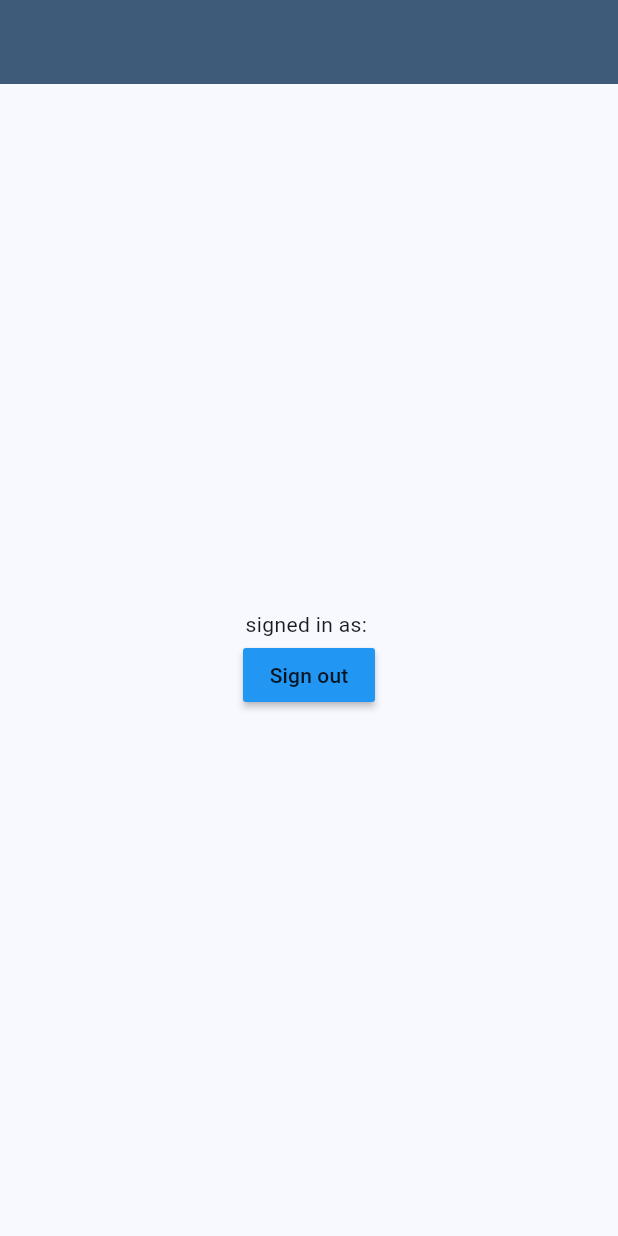
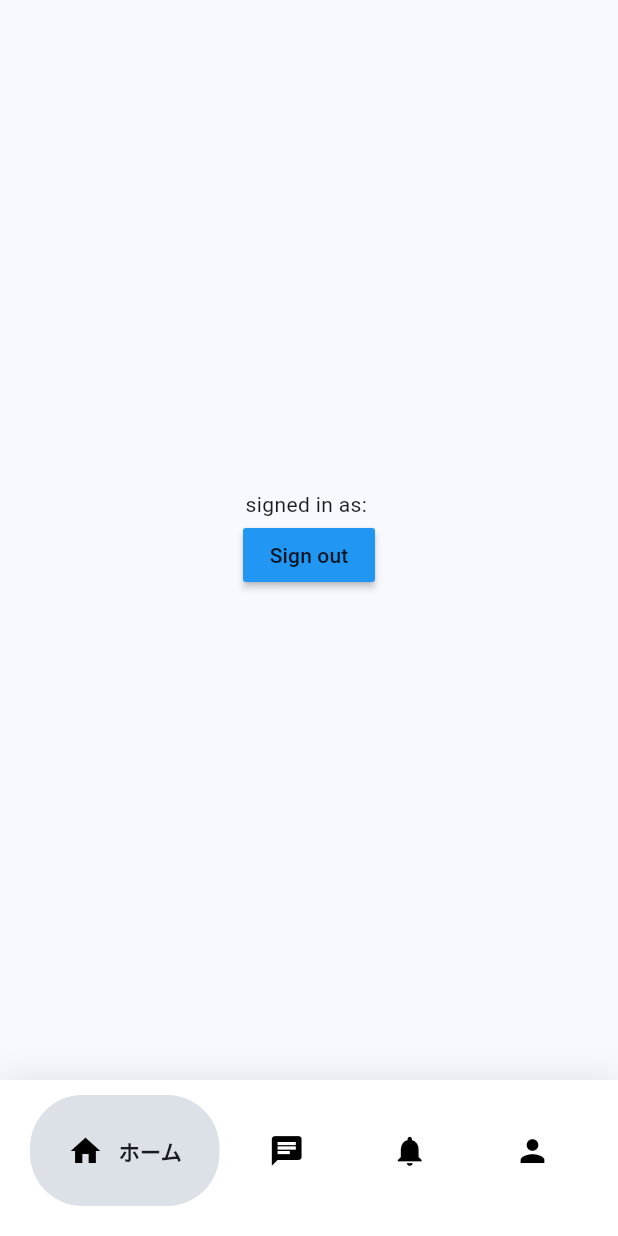
Before and after one commit to KTT-Projects/shine_portal, a Flutter app: the screen it shows once a user with an empty profile is signed in, on a phone screen of 412 x 824 dp. Run offline on Flutter 3.47's test engine with Material 3 defaults, Android fonts, the phone set to English and light mode, and no system bars; drawn by our look-alikes of google_nav_bar; our stand-ins replace firebase_auth, firebase_core, google_fonts, loading_animation_widget; accounts and stored records are empty.

Commit message:
Just a backup for the homepage work I've done

```diff
--- a/lib/pages/home_page.dart
+++ b/lib/pages/home_page.dart
@@ -1,5 +1,6 @@
 import 'package:flutter/material.dart';
 import 'package:firebase_auth/firebase_auth.dart';
+import 'package:google_nav_bar/google_nav_bar.dart';
 
 class HomePage extends StatefulWidget {
   const HomePage({super.key});
@@ -15,9 +16,6 @@ class _HomePageState extends State<HomePage> {
     String userId = user.email!.replaceAll('@shine.com', '');
 
     return Scaffold(
-      appBar: AppBar(
-        backgroundColor: const Color(0xFF3E5C79),
-      ),
       body: Center(
         child: Column(
           mainAxisAlignment: MainAxisAlignment.center,
@@ -33,6 +31,42 @@ class _HomePageState extends State<HomePage> {
           ],
         ),
       ),
+      bottomNavigationBar: Container(
+        decoration: BoxDecoration(color: Colors.white, boxShadow: [
+          BoxShadow(blurRadius: 20, color: Colors.black.withOpacity(.1))
+        ]),
+        child: Padding(
+          padding:
+              const EdgeInsets.only(bottom: 20, top: 10, left: 20, right: 20),
+          child: GNav(
+            haptic: true,
+            tabBorderRadius: 35,
+            tabBackgroundColor: const Color(0x2F3E5C79),
+            duration: const Duration(milliseconds: 300),
+            gap: 10,
+            tabs: [
+              const GButton(
+                icon: Icons.home,
+                text: 'ホーム',
+              ),
+              const GButton(
+                icon: Icons.chat,
+                text: 'チャット',
+              ),
+              const GButton(
+                icon: Icons.notifications,
+                text: '通知',
+              ),
+              GButton(
+                icon: Icons.person,
+                text: userId,
+              ),
+            ],
+            selectedIndex: 0,
+            onTabChange: (index) {},
+          ),
+        ),
+      ),
     );
   }
 }
--- a/pubspec.yaml
+++ b/pubspec.yaml
@@ -39,6 +39,8 @@ dependencies:
   google_fonts: ^6.2.0
   firebase_core: ^2.25.5
   loading_animation_widget: ^1.2.0+4
+  google_nav_bar: ^5.0.6
+  animations: ^2.0.11
 
 
 dev_dependencies:
```
Also changed, not shown: lib/pages/account_page.dart (added, +17 -0 lines), lib/pages/calendar_page.dart (added, +17 -0 lines), lib/pages/chat_page.dart (added, +17 -0 lines), lib/pages/notifications_page.dart (added, +17 -0 lines), pubspec.lock.
